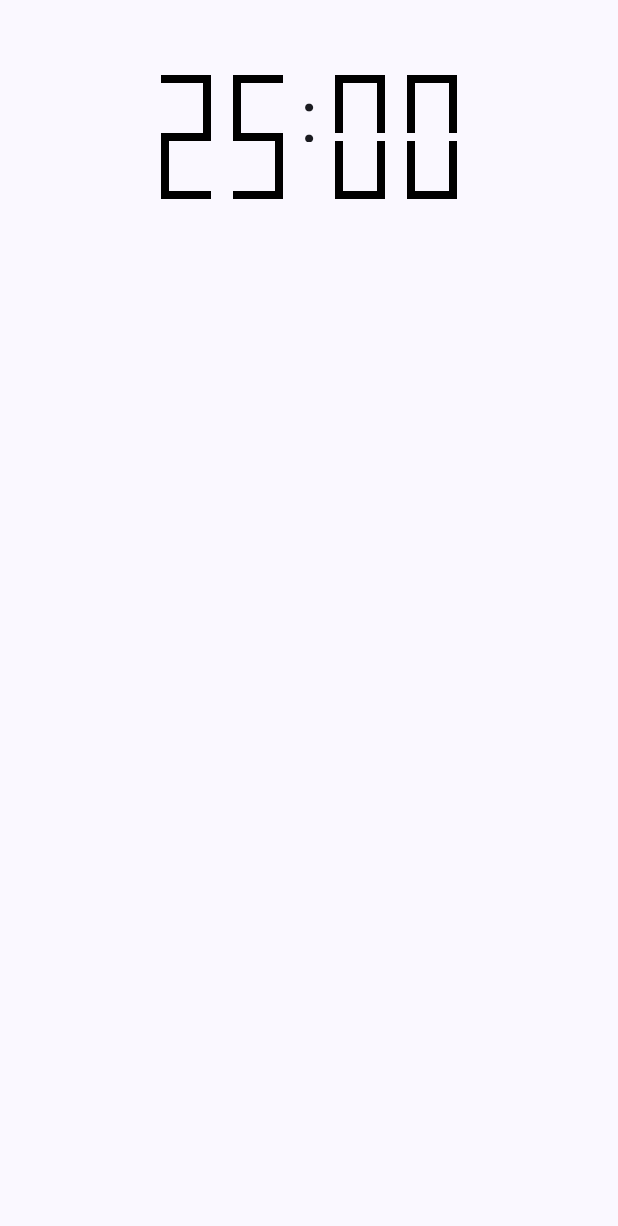
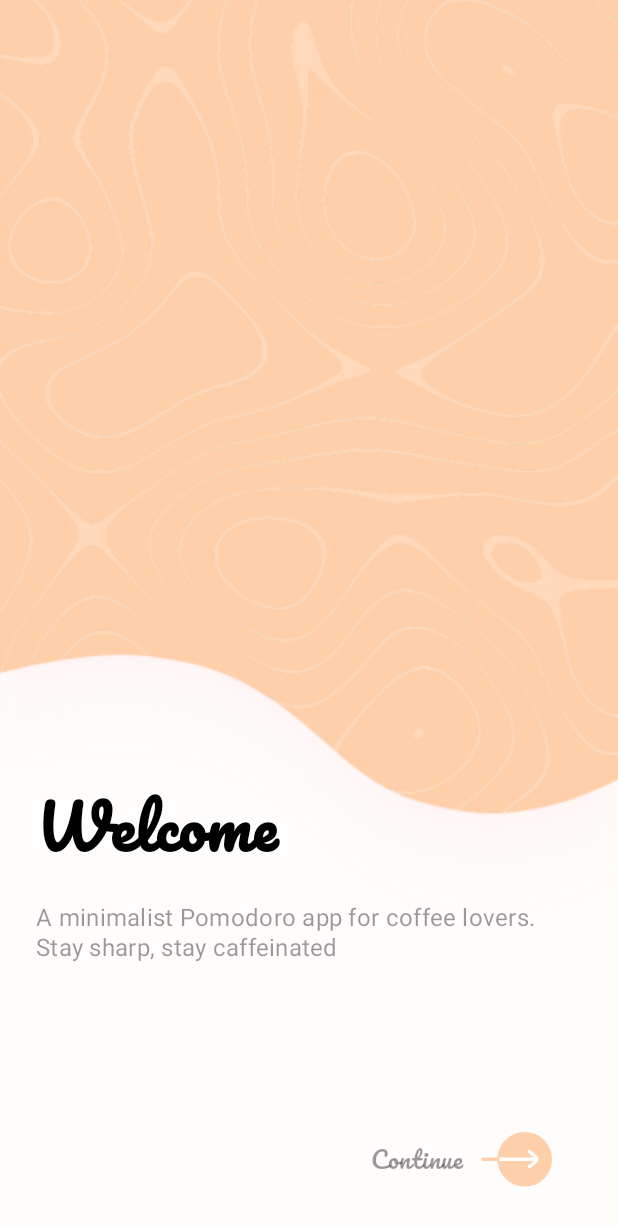
Before and after one commit to remziakgoz/CoffeePomodoro, an Android app built with Jetpack Compose: the screen it shows after launch (MainActivity), on a phone screen of 412 x 824 dp. Shown: the top 1226 px of the screen. Run offline under Robolectric (Android 15) with nearby library versions, the phone set to English and light mode, and no system bars.

Commit message:
feat: Add  Welcome screen UI

```diff
--- a/app/build.gradle.kts
+++ b/app/build.gradle.kts
@@ -5,7 +5,7 @@ plugins {
 }
 
 android {
-    namespace = "com.example.coffepomodoro"
+    namespace = "com.remziakgoz.coffeepomodoro"
     compileSdk = 35
 
     defaultConfig {
--- a/app/src/main/java/com/example/coffepomodoro/MainActivity.kt
+++ b/app/src/main/java/com/remziakgoz/coffeepomodoro/MainActivity.kt
@@ -1,4 +1,4 @@
-package com.example.coffepomodoro
+package com.remziakgoz.coffeepomodoro
 
 import android.os.Bundle
 import androidx.activity.ComponentActivity
@@ -7,8 +7,8 @@ import androidx.activity.enableEdgeToEdge
 import androidx.compose.foundation.layout.fillMaxSize
 import androidx.compose.material3.Scaffold
 import androidx.compose.ui.Modifier
-import com.example.coffepomodoro.presentation.screens.PomodoroScreen
-import com.example.coffepomodoro.presentation.ui.theme.CoffePomodroTheme
+import com.remziakgoz.coffeepomodoro.presentation.screens.WelcomeScreen
+import com.remziakgoz.coffeepomodoro.presentation.ui.theme.CoffePomodroTheme
 
 class MainActivity : ComponentActivity() {
     override fun onCreate(savedInstanceState: Bundle?) {
@@ -17,7 +17,7 @@ class MainActivity : ComponentActivity() {
         setContent {
             CoffePomodroTheme {
                 Scaffold(modifier = Modifier.fillMaxSize()) { innerPadding ->
-                    PomodoroScreen(modifier = Modifier, innerPadding)
+                    WelcomeScreen(modifier = Modifier, innerPadding)
                 }
             }
         }
--- a/app/src/main/java/com/example/coffepomodoro/presentation/components/DigitalClock.kt
+++ b/app/src/main/java/com/remziakgoz/coffeepomodoro/presentation/components/DigitalClock.kt
@@ -1,4 +1,4 @@
-package com.example.coffepomodoro.presentation.components
+package com.remziakgoz.coffeepomodoro.presentation.components
 
 import androidx.compose.foundation.Canvas
 import androidx.compose.foundation.layout.Arrangement
--- a/app/src/main/java/com/example/coffepomodoro/presentation/components/StartButton.kt
+++ b/app/src/main/java/com/remziakgoz/coffeepomodoro/presentation/components/StartButton.kt
@@ -1,4 +1,4 @@
-package com.example.coffepomodoro.presentation.components
+package com.remziakgoz.coffeepomodoro.presentation.components
 
 import androidx.compose.foundation.clickable
 import androidx.compose.foundation.interaction.MutableInteractionSource
--- a/app/src/main/java/com/example/coffepomodoro/presentation/screens/PomodoroScreen.kt
+++ b/app/src/main/java/com/remziakgoz/coffeepomodoro/presentation/screens/PomodoroScreen.kt
@@ -1,4 +1,4 @@
-package com.example.coffepomodoro.presentation.screens
+package com.remziakgoz.coffeepomodoro.presentation.screens
 
 import CoffeeAnimation
 import androidx.compose.foundation.layout.Column
@@ -16,8 +16,8 @@ import androidx.compose.runtime.setValue
 import androidx.compose.ui.Alignment
 import androidx.compose.ui.Modifier
 import androidx.compose.ui.unit.dp
-import com.example.coffepomodoro.presentation.components.PomodoroWithCanvasClock
-import com.example.coffepomodoro.presentation.components.StartButton
+import com.remziakgoz.coffeepomodoro.presentation.components.PomodoroWithCanvasClock
+import com.remziakgoz.coffeepomodoro.presentation.components.StartButton
 
 @Composable
 fun PomodoroScreen(modifier: Modifier, innerPadding: PaddingValues) {
--- /dev/null
+++ b/app/src/main/java/com/remziakgoz/coffeepomodoro/presentation/screens/WelcomeScreen.kt
@@ -0,0 +1,99 @@
+package com.remziakgoz.coffeepomodoro.presentation.screens
+
+import androidx.compose.foundation.Image
+import androidx.compose.foundation.layout.Arrangement
+import androidx.compose.foundation.layout.Box
+import androidx.compose.foundation.layout.Column
+import androidx.compose.foundation.layout.PaddingValues
+import androidx.compose.foundation.layout.Row
+import androidx.compose.foundation.layout.Spacer
+import androidx.compose.foundation.layout.fillMaxSize
+import androidx.compose.foundation.layout.fillMaxWidth
+import androidx.compose.foundation.layout.height
+import androidx.compose.foundation.layout.padding
+import androidx.compose.foundation.layout.size
+import androidx.compose.material3.Button
+import androidx.compose.material3.ButtonDefaults
+import androidx.compose.material3.Icon
+import androidx.compose.material3.MaterialTheme
+import androidx.compose.material3.Text
+import androidx.compose.runtime.Composable
+import androidx.compose.ui.Alignment
+import androidx.compose.ui.Modifier
+import androidx.compose.ui.graphics.Color
+import androidx.compose.ui.layout.ContentScale
+import androidx.compose.ui.res.painterResource
+import androidx.compose.ui.text.font.FontWeight
+import androidx.compose.ui.unit.dp
+import androidx.compose.ui.unit.sp
+import com.remziakgoz.coffeepomodoro.R
+import com.remziakgoz.coffeepomodoro.presentation.ui.theme.Pacifico
+
+@Composable
+fun WelcomeScreen(modifier: Modifier, innerPadding: PaddingValues) {
+
+    Box(
+        modifier = modifier.fillMaxSize()
+    ) {
+
+        Image(
+            painter = painterResource(id = R.drawable.welcome),
+            contentDescription = "Welcome Image",
+            modifier = Modifier.fillMaxSize(),
+            contentScale = ContentScale.Crop
+        )
+
+        Column(
+            modifier = Modifier
+                .align(Alignment.BottomStart)
+                .padding(horizontal = 24.dp, vertical = 32.dp)
+                .padding(bottom = 150.dp)
+        ) {
+            Text(
+                text = "Welcome",
+                style = Pacifico,
+                fontWeight = FontWeight.Bold,
+                fontSize = 40.sp,
+            )
+            Spacer(modifier = Modifier.height(16.dp))
+            Text(
+                text = "A minimalist Pomodoro app for coffee lovers.\n" + "Stay sharp, stay caffeinated",
+                color = Color.Black.copy(alpha = 0.4f),
+                fontSize = 16.sp,
+                style = MaterialTheme.typography.bodyMedium
+            )
+        }
+
+        Button(
+            onClick = { /*TODO*/ }, colors = ButtonDefaults.buttonColors(
+                containerColor = Color.Transparent, contentColor = Color.Gray
+            ), modifier = Modifier
+                .align(Alignment.BottomEnd)
+                .padding(20.dp)
+        ) {
+
+            Row(
+                horizontalArrangement = Arrangement.Center,
+                verticalAlignment = Alignment.CenterVertically
+            ) {
+                Text(
+                    text = "Continue",
+                    color = Color.Black.copy(
+                        alpha = 0.4f
+                    ),
+                    fontSize = 16.sp,
+                    style = Pacifico
+                )
+                Spacer(modifier = Modifier.padding(5.dp))
+                Image(
+                    painter = painterResource(id = R.drawable.welcomebutton),
+                    contentDescription = "Welcome Button",
+                    modifier = Modifier.size(47.dp)
+                )
+            }
+
+        }
+
+    }
+
+}
--- a/app/src/main/java/com/example/coffepomodoro/presentation/ui/theme/Color.kt
+++ b/app/src/main/java/com/remziakgoz/coffeepomodoro/presentation/ui/theme/Color.kt
@@ -1,4 +1,4 @@
-package com.example.coffepomodoro.presentation.ui.theme
+package com.remziakgoz.coffeepomodoro.presentation.ui.theme
 
 import androidx.compose.ui.graphics.Color
 
--- a/app/src/main/java/com/example/coffepomodoro/presentation/ui/theme/Theme.kt
+++ b/app/src/main/java/com/remziakgoz/coffeepomodoro/presentation/ui/theme/Theme.kt
@@ -1,4 +1,4 @@
-package com.example.coffepomodoro.presentation.ui.theme
+package com.remziakgoz.coffeepomodoro.presentation.ui.theme
 
 import android.os.Build
 import androidx.compose.foundation.isSystemInDarkTheme
--- a/app/src/main/java/com/example/coffepomodoro/presentation/ui/theme/Type.kt
+++ b/app/src/main/java/com/remziakgoz/coffeepomodoro/presentation/ui/theme/Type.kt
@@ -1,10 +1,13 @@
-package com.example.coffepomodoro.presentation.ui.theme
+package com.remziakgoz.coffeepomodoro.presentation.ui.theme
 
 import androidx.compose.material3.Typography
+import androidx.compose.ui.graphics.Color
 import androidx.compose.ui.text.TextStyle
+import androidx.compose.ui.text.font.Font
 import androidx.compose.ui.text.font.FontFamily
 import androidx.compose.ui.text.font.FontWeight
 import androidx.compose.ui.unit.sp
+import com.remziakgoz.coffeepomodoro.R
 
 // Set of Material typography styles to start with
 val Typography = Typography(
@@ -32,3 +35,11 @@ val Typography = Typography(
     )
     */
 )
+
+val Pacifico = TextStyle(
+    fontFamily = FontFamily(Font(R.font.pacifico)),
+    fontSize = 28.sp,
+    fontWeight = FontWeight.Normal,
+    letterSpacing = 0.5.sp,
+    color = Color.Black
+)
--- /dev/null
+++ b/app/src/main/res/drawable/welcomebutton.xml
@@ -0,0 +1,26 @@
+<vector xmlns:android="http://schemas.android.com/apk/res/android"
+    android:width="47dp"
+    android:height="36dp"
+    android:viewportWidth="47"
+    android:viewportHeight="36">
+  <path
+      android:pathData="M29,18m-18,0a18,18 0,1 1,36 0a18,18 0,1 1,-36 0"
+      android:fillColor="#FFCFA9"/>
+  <path
+      android:pathData="M36.2,18H12.2"
+      android:strokeLineJoin="round"
+      android:strokeWidth="2.25564"
+      android:fillColor="#00000000"
+      android:strokeColor="#ffffff"
+      android:strokeLineCap="square"/>
+  <path
+      android:pathData="M1.4,19.128C0.777,19.128 0.272,18.623 0.272,18C0.272,17.377 0.777,16.872 1.4,16.872V19.128ZM11,16.872H12.128V19.128H11V16.872ZM1.4,18V16.872H11V18V19.128H1.4V18Z"
+      android:fillColor="#FFCFA9"/>
+  <path
+      android:pathData="M32,13C32,13 37,16.683 37,18C37,19.318 32,23 32,23"
+      android:strokeLineJoin="round"
+      android:strokeWidth="2.25564"
+      android:fillColor="#00000000"
+      android:strokeColor="#ffffff"
+      android:strokeLineCap="round"/>
+</vector>
```
Also changed, not shown: app/src/main/java/com/remziakgoz/coffeepomodoro/presentation/components/CoffeCup.kt (renamed from app/src/main/java/com/example/coffepomodoro/presentation/components/CoffeCup.kt), app/src/main/res/drawable/welcome.png (added), app/src/main/res/font/pacifico.ttf (added), 4 other files.
